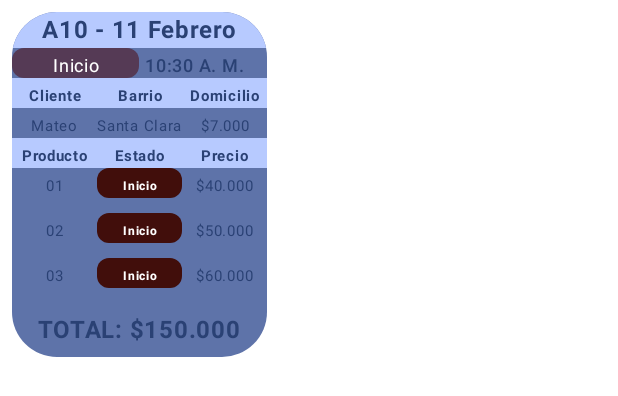
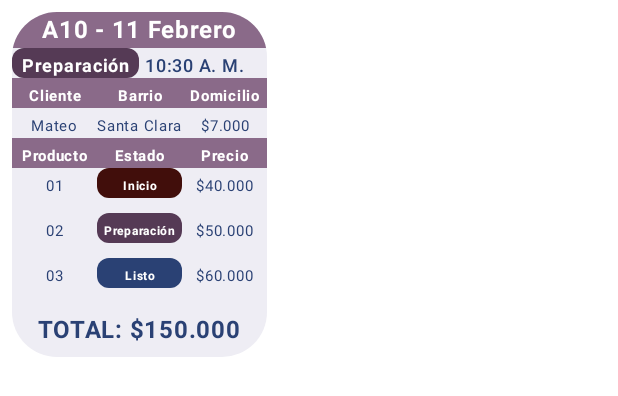
Before and after one commit to lcastilloe/AgilizaApiMovil, an Android app built with Jetpack Compose: the @Preview function PreviewTarjetaPedido, on a phone screen of 412 x 824 dp. Shown: the top 396 px of the screen. Run offline under Robolectric (Android 15) with nearby library versions, the phone set to English and light mode, and no system bars; our stand-ins replace Firebase (no records; nobody signed in at launch, a user with empty details on screens opened directly).

Commit message:
en si ya esta lo de pedidos bien y se cambai el color de la tarjeta dependiendo del estado

```diff
--- a/app/src/main/java/com/example/agilizaapp/ui/components/TarjetaPedido.kt
+++ b/app/src/main/java/com/example/agilizaapp/ui/components/TarjetaPedido.kt
@@ -23,6 +23,8 @@ import androidx.compose.ui.unit.dp
 import androidx.compose.ui.unit.sp
 import com.example.agilizaapp.ui.data.ProductoEstadoPedido
 import com.example.agilizaapp.ui.theme.AgilizaAppTheme
+import com.google.firebase.auth.FirebaseAuth
+import com.google.firebase.firestore.FirebaseFirestore
 import java.util.Locale
 
 @Composable
@@ -40,15 +42,41 @@ fun TarjetaPedido(
 ) {
     // Asegurar que todos los productos comiencen en "Inicio"
     val productos = remember {
-        mutableStateListOf(*productosIniciales.map { it.copy(estado = "Inicio") }.toTypedArray())
+        mutableStateListOf(*productosIniciales.toTypedArray())
     }
+
 
     // Estado mutable para el estado del pedido
     var estadoPedido by remember { mutableStateOf(calcularEstadoPedido(productos.map { it.estado })) }
+    val estadoColorPedido = when (estadoPedido) {
+        "Listo" -> MaterialTheme.colorScheme.primary
+        "Preparación" -> MaterialTheme.colorScheme.tertiary
+        "Inicio" -> MaterialTheme.colorScheme.onErrorContainer
+        else -> Color.Gray
+    }
+    val estadoColorPedidoTarjetaFuerte = when (estadoPedido) {
+        "Listo" -> MaterialTheme.colorScheme.inversePrimary
+        "Preparación" -> MaterialTheme.colorScheme.tertiaryContainer
+        "Inicio" -> MaterialTheme.colorScheme.error
+        else -> Color.Gray
+    }
+    val estadoColorPedidoTarjetaClaro = when (estadoPedido) {
+        "Listo" -> MaterialTheme.colorScheme.primaryContainer
+        "Preparación" -> MaterialTheme.colorScheme.surfaceContainer
+        "Inicio" -> MaterialTheme.colorScheme.errorContainer
+        else -> Color.Gray
+    }
+    val colorTextoFranja = when (estadoPedido) {
+        "Inicio" -> Color.White
+        "Preparación" -> MaterialTheme.colorScheme.onTertiaryContainer
+        "Listo" -> MaterialTheme.colorScheme.primary
+        else -> Color.Gray
+    }
+
 
     Card(
         shape = RoundedCornerShape(30.dp),
-        colors = CardDefaults.cardColors(containerColor = MaterialTheme.colorScheme.primaryContainer),
+        colors = CardDefaults.cardColors(containerColor = estadoColorPedidoTarjetaClaro),
         modifier = modifier
             .padding(8.dp)
             .width(170.dp)
@@ -58,14 +86,14 @@ fun TarjetaPedido(
             // Título con código y fecha
             Row(
                 modifier = Modifier
-                    .background(MaterialTheme.colorScheme.inversePrimary)
+                    .background(estadoColorPedidoTarjetaFuerte)
                     .fillMaxWidth(),
                 horizontalArrangement = Arrangement.Center,
                 verticalAlignment = Alignment.CenterVertically
             ) {
                 Text(
                     text = "$codigo - ${formatearFecha(fecha)}",
-                    color = MaterialTheme.colorScheme.primary,
+                    color = colorTextoFranja,
                     fontWeight = FontWeight.Bold,
                     fontSize = 16.sp
                 )
@@ -81,19 +109,23 @@ fun TarjetaPedido(
 
 
 
+
                     Box(
                         modifier = Modifier
-                            .background(color = MaterialTheme.colorScheme.tertiary, shape = RoundedCornerShape(8.dp))
-                            .padding(horizontal = 5.dp).fillMaxWidth(),
+                            .background(color = estadoColorPedido, shape = RoundedCornerShape(8.dp))
+                            .padding(horizontal = 5.dp)
+                            .fillMaxWidth(),
                         contentAlignment = Alignment.Center
                     ) {
                         Text(
                             text = estadoPedido,
                             fontSize = 12.sp,
                             color = Color.White,
+                            fontWeight = FontWeight.Bold,
                             textAlign = TextAlign.Center
                         )
                     }
+
                 }
 
                 Text(
@@ -113,17 +145,17 @@ fun TarjetaPedido(
 
             FilaTabla(
                 columnas = listOf("Cliente", "Barrio", "Domicilio"),
-                backgroundColor = MaterialTheme.colorScheme.inversePrimary,
+                backgroundColor = estadoColorPedidoTarjetaFuerte,
                 negrita = true // Cambia a false si quieres el texto normal
             )
             FilaTabla(
                 columnas = listOf(cliente, barrio, domicilio),
-                backgroundColor = MaterialTheme.colorScheme.primaryContainer,
+                backgroundColor = estadoColorPedidoTarjetaClaro,
                 negrita = false // Cambia a false si quieres el texto normal
             )
             FilaTabla(
                 columnas = listOf("Producto", "Estado", "Precio"),
-                backgroundColor = MaterialTheme.colorScheme.inversePrimary,
+                backgroundColor = estadoColorPedidoTarjetaFuerte,
                 negrita = true // Cambia a false si quieres el texto normal
             )
 
@@ -151,10 +183,39 @@ fun TarjetaPedido(
                                     )
                                 },
                                 {
-                                    BoxEstado(estadoInicial = producto.estado) { nuevoEstado ->
+                                    BoxEstado(
+                                        estadoInicial = producto.estado
+                                    ) { nuevoEstado ->
                                         productos[index] = productos[index].copy(estado = nuevoEstado)
                                         estadoPedido = calcularEstadoPedido(productos.map { it.estado })
+
+                                        // ACTUALIZA EL ESTADO DEL PRODUCTO EN FIRESTORE
+                                        val uid = FirebaseAuth.getInstance().currentUser?.uid
+                                        if (uid != null) {
+                                            FirebaseFirestore.getInstance()
+                                                .collection("usuarios")
+                                                .document(uid)
+                                                .collection("pedidos")
+                                                .whereEqualTo("codigo", codigo)
+                                                .get()
+                                                .addOnSuccessListener { pedidosSnapshot ->
+                                                    val pedidoDoc = pedidosSnapshot.documents.firstOrNull()
+                                                    pedidoDoc?.reference
+                                                        ?.collection("productos")
+                                                        ?.whereEqualTo("codigo", producto.codigo)
+                                                        ?.get()
+                                                        ?.addOnSuccessListener { productosSnapshot ->
+                                                            val productoDoc = productosSnapshot.documents.firstOrNull()
+                                                            productoDoc?.reference?.update("estado", nuevoEstado)
+                                                        }
+
+                                                    // ACTUALIZA EL ESTADO DEL PEDIDO
+                                                    val nuevoEstadoPedido = calcularEstadoPedido(productos.map { it.estado })
+                                                    pedidoDoc?.reference?.update("estado", nuevoEstadoPedido)
+                                                }
+                                        }
                                     }
+
                                 },
                                 {
                                     Text(
@@ -165,7 +226,7 @@ fun TarjetaPedido(
                                     )
                                 }
                             ),
-                            backgroundColor = MaterialTheme.colorScheme.primaryContainer,
+                            backgroundColor = estadoColorPedidoTarjetaClaro,
                             negrita = false
                         )
                     }
@@ -223,30 +284,38 @@ fun PreviewTarjetaPedido() {
 
 @Composable
 fun FilaTabla(
-    columnas: List<String>, // Lista de textos para cada columna
-    backgroundColor: Color, // Color de fondo de la fila
-    negrita: Boolean // Indica si el texto debe ser negrita
+    columnas: List<String>,
+    backgroundColor: Color,
+    negrita: Boolean
 ) {
+    val colorTexto = when (backgroundColor) {
+        MaterialTheme.colorScheme.inversePrimary -> MaterialTheme.colorScheme.primary
+        MaterialTheme.colorScheme.tertiaryContainer -> MaterialTheme.colorScheme.onTertiaryContainer
+        MaterialTheme.colorScheme.error -> Color.White
+        else -> MaterialTheme.colorScheme.primary
+    }
+
     Row(
         modifier = Modifier
-            .background(backgroundColor) // Aplica el color de fondo
+            .background(backgroundColor)
             .fillMaxWidth()
             .height(20.dp),
-        horizontalArrangement = Arrangement.Center, // Centra los elementos horizontalmente
-        verticalAlignment = Alignment.CenterVertically // Centra verticalmente los textos
+        horizontalArrangement = Arrangement.Center,
+        verticalAlignment = Alignment.CenterVertically
     ) {
         columnas.forEach { texto ->
             Text(
                 text = texto,
-                modifier = Modifier.weight(1f), // Hace que todas las columnas ocupen el mismo espacio
-                textAlign = TextAlign.Center, // Centra el texto dentro de su espacio
-                fontWeight = if (negrita) FontWeight.Bold else FontWeight.Normal, // Aplica negrita si el usuario lo solicita
-                fontSize = 10.sp, // Tamaño del texto
-                color = MaterialTheme.colorScheme.primary // Color del texto
+                modifier = Modifier.weight(1f),
+                textAlign = TextAlign.Center,
+                fontWeight = if (negrita) FontWeight.Bold else FontWeight.Normal,
+                fontSize = 10.sp,
+                color = colorTexto
             )
         }
     }
 }
+
 
 @Composable
 fun FilaProducto(
--- a/app/src/main/java/com/example/agilizaapp/ui/viewmodels/AnadirPedidoConProductosViewModel.kt
+++ b/app/src/main/java/com/example/agilizaapp/ui/viewmodels/AnadirPedidoConProductosViewModel.kt
@@ -2,6 +2,7 @@ package com.example.agilizaapp.ui.viewmodels
 
 import androidx.lifecycle.ViewModel
 import com.example.agilizaapp.model.PedidoTemporal
+import com.example.agilizaapp.ui.components.calcularEstadoPedido
 import com.example.agilizaapp.ui.data.ProductoSeleccionadoPedido
 import com.google.firebase.auth.FirebaseAuth
 import com.google.firebase.firestore.FirebaseFirestore
@@ -48,7 +49,7 @@ class AnadirPedidoConProductosViewModel : ViewModel() {
 
         val pedidoMap = hashMapOf(
             "codigo" to codigo,
-            "estado" to "Inicio",
+            "estado" to calcularEstadoPedido(productos.map { "Inicio" }),
             "fecha" to pedidoTemporal.fecha,
             "hora" to pedidoTemporal.hora,
             "nombreCliente" to pedidoTemporal.nombreCliente,
@@ -74,7 +75,8 @@ class AnadirPedidoConProductosViewModel : ViewModel() {
                     val prod = hashMapOf(
                         "codigo" to producto.codigo,
                         "nombre" to producto.nombre,
-                        "valorVenta" to producto.valorVenta
+                        "valorVenta" to producto.valorVenta,
+                        "estado" to "Inicio" // ← Agrega el estado aquí
                     )
                     batch.set(productosRef.document(), prod)
                 }
```
Also changed, not shown: app/src/main/java/com/example/agilizaapp/ui/viewmodels/HomeViewModel.kt (+24 -8 lines).
